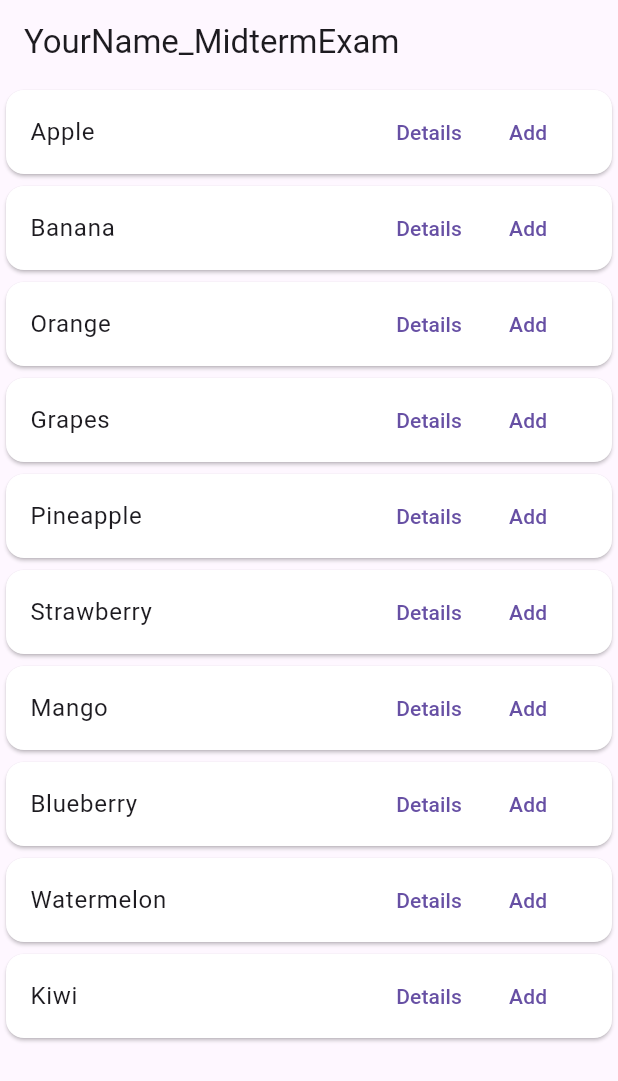
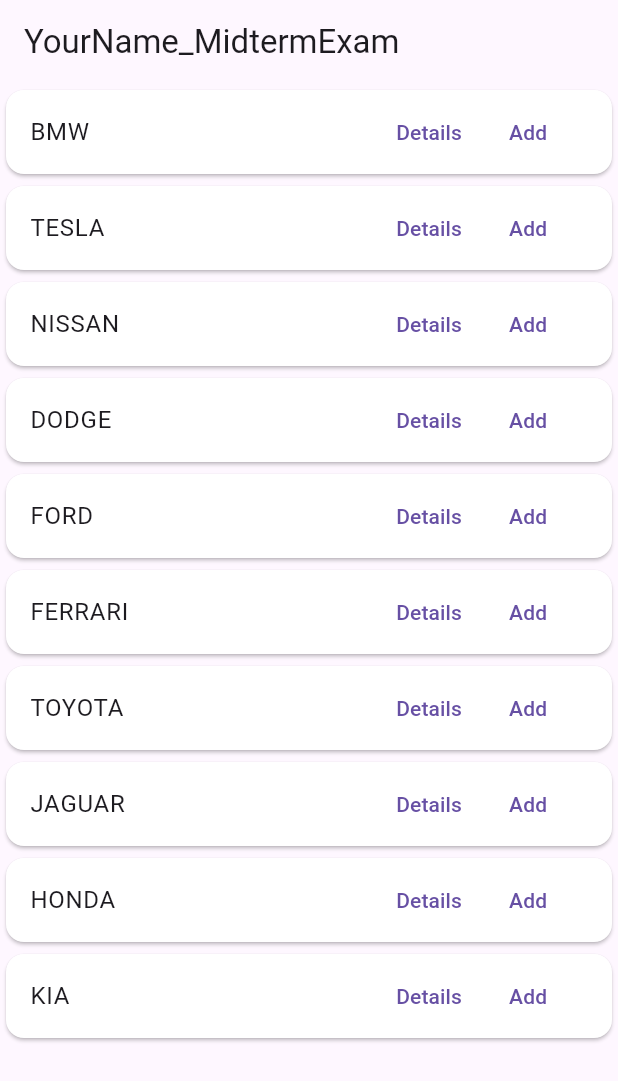
Before and after one commit to NeanGAa/Midterm-gaa, a Flutter app: the screen it shows after launch, on a phone screen of 412 x 824 dp. Shown: the top 1081 px of the screen. Run offline on Flutter 3.47's test engine with Material 3 defaults, Android fonts, the phone set to English and light mode, and no system bars.

Commit message:
first commit

```diff
--- a/lib/main.dart
+++ b/lib/main.dart
@@ -16,16 +16,16 @@ class MyMidtermExamApp extends StatelessWidget {
 
 class MyHomePage extends StatelessWidget {
   final List<String> items = [
-    'Apple',
-    'Banana',
-    'Orange',
-    'Grapes',
-    'Pineapple',
-    'Strawberry',
-    'Mango',
-    'Blueberry',
-    'Watermelon',
-    'Kiwi'
+    'BMW',
+    'TESLA',
+    'NISSAN',
+    'DODGE',
+    'FORD',
+    'FERRARI',
+    'TOYOTA',
+    'JAGUAR',
+    'HONDA',
+    'KIA'
   ];
 
   @override
```
